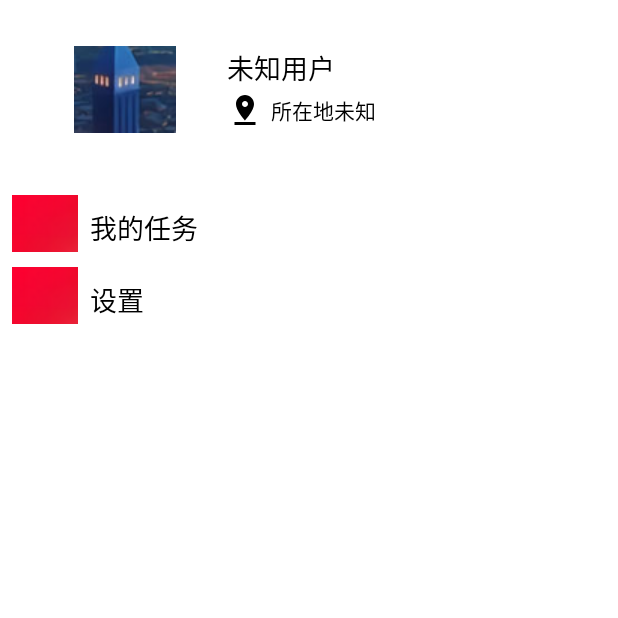
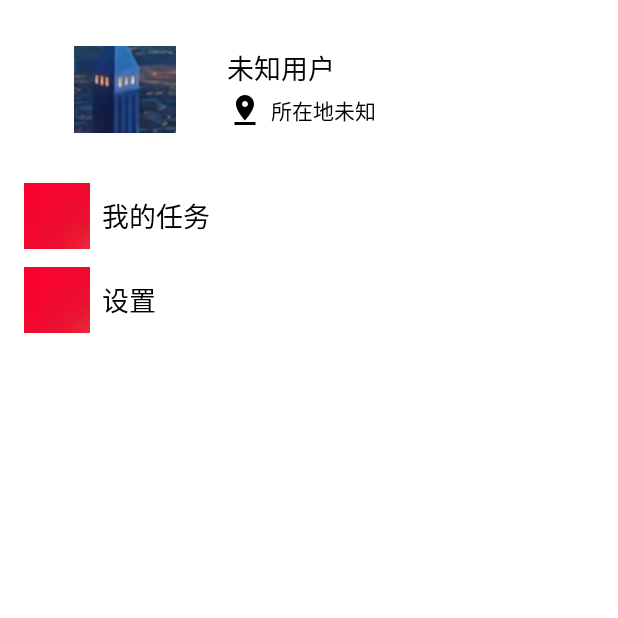
Before and after one commit to zeedraw/ourApp, an Android app: the fragment MineFrag shown on its own in the app's theme, on a phone screen of 412 x 824 dp, the top half of it. Run offline under Robolectric (Android 15) with nearby library versions, the phone set to English and light mode, and no system bars.

Commit message:
界面微调

```diff
--- a/ourapp/app/src/main/res/layout/main_person.xml
+++ b/ourapp/app/src/main/res/layout/main_person.xml
@@ -66,7 +66,10 @@
     <LinearLayout
         android:layout_width="match_parent"
         android:layout_height="@dimen/view_height_custom"
-        android:orientation="horizontal">
+        android:orientation="horizontal"
+        android:layout_marginBottom="8dp"
+        android:layout_marginLeft="16dp"
+        android:layout_marginRight="16dp">
 
 
 
@@ -77,10 +80,8 @@
             android:text="我的任务"
             android:textColor="#000000"
             android:textSize="@dimen/text_size_medium"
-            android:layout_marginLeft="16dp"
             android:drawableLeft="@drawable/small_button"
-            android:drawablePadding="8dp"
-            android:layout_margin="8dp"/>
+            android:drawablePadding="8dp" />
 
     </LinearLayout>
 
@@ -88,7 +89,10 @@
     <LinearLayout
         android:layout_width="match_parent"
         android:layout_height="@dimen/view_height_custom"
-        android:orientation="horizontal">
+        android:orientation="horizontal"
+        android:layout_marginLeft="16dp"
+        android:layout_marginRight="16dp"
+        android:layout_marginBottom="8dp">
 
         <TextView
             android:layout_width="240dp"
@@ -100,8 +104,7 @@
 
             android:drawableLeft="@drawable/small_button"
             android:drawablePadding="8dp"
-            android:layout_marginLeft="16dp"
-            android:layout_margin="8dp"/>
+            />
     </LinearLayout>
 
 </LinearLayout>
```
